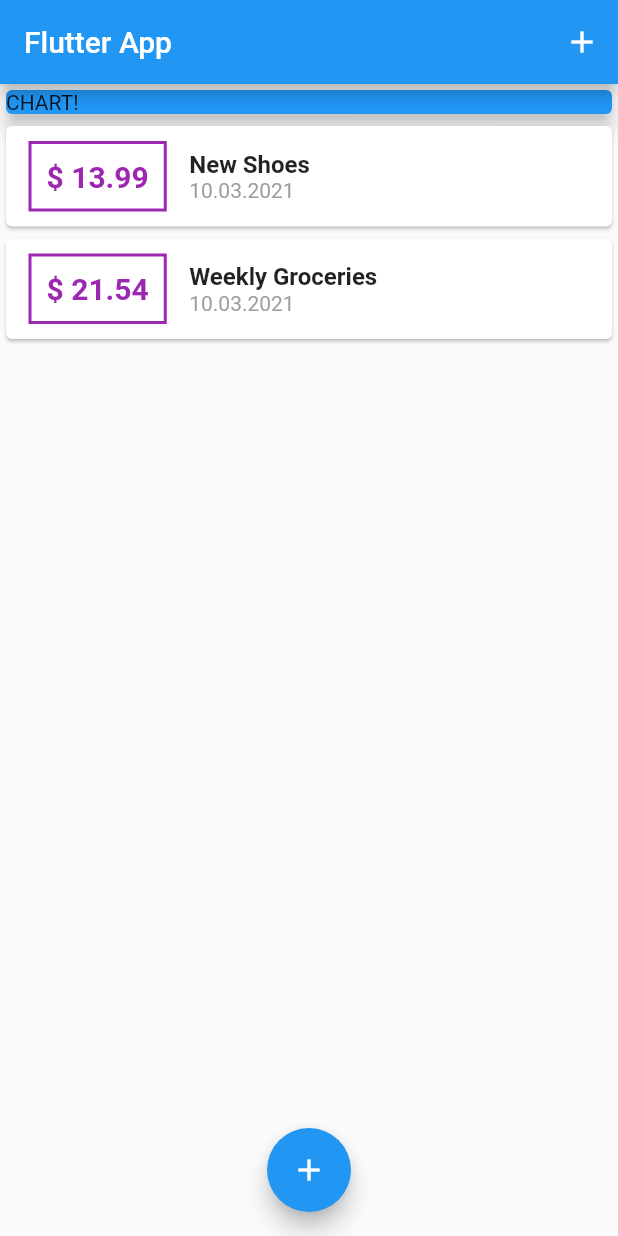
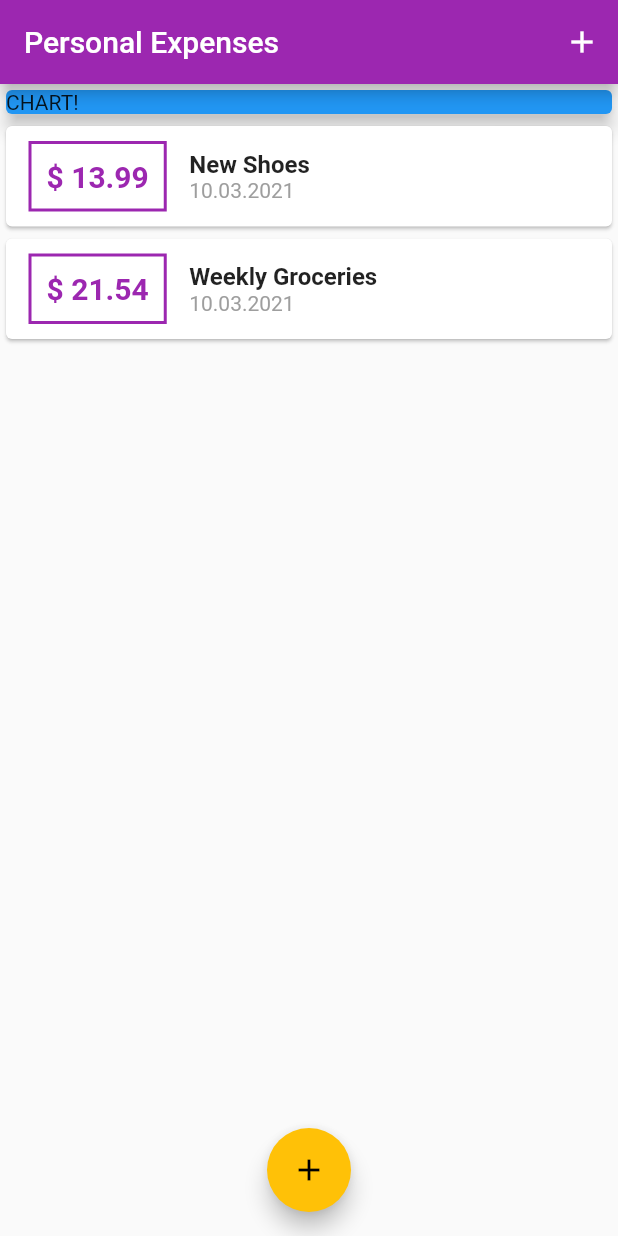
Before and after one commit to JosipRadnik/ExpensePlanner, a Flutter app: the screen it shows after launch, on a phone screen of 412 x 824 dp. Run offline on Flutter 3.47's test engine with Material 2 defaults, Android fonts, the phone set to English and light mode, and no system bars.

Commit message:
ExpensePlanner: Theming - commit #25

```diff
--- a/lib/main.dart
+++ b/lib/main.dart
@@ -12,7 +12,11 @@ class MyApp extends StatelessWidget {
   @override
   Widget build(BuildContext context) {
     return MaterialApp(
-      title: 'Flutter Demo',
+      theme: ThemeData(
+        primarySwatch: Colors.purple,
+        accentColor: Colors.amber,
+      ),
+      title: 'Personal Expenses',
       home: MyHomePage(),
     );
   }
@@ -71,7 +75,7 @@ class _MyHomePageState extends State<MyHomePage> {
   @override
   Widget build(BuildContext context) {
     return Scaffold(
-      appBar: AppBar(title: Text('Flutter App'), actions: <Widget>[
+      appBar: AppBar(title: Text('Personal Expenses'), actions: <Widget>[
         IconButton(
           icon: Icon(Icons.add),
           onPressed: () => _startAddNewTransaction(context),
--- a/lib/widgets/transaction_list.dart
+++ b/lib/widgets/transaction_list.dart
@@ -24,7 +24,7 @@ class TransactionList extends StatelessWidget {
                   ),
                   decoration: BoxDecoration(
                     border: Border.all(
-                      color: Colors.purple,
+                      color: Theme.of(context).primaryColor,
                       width: 2,
                     ),
                   ),
@@ -34,7 +34,7 @@ class TransactionList extends StatelessWidget {
                     style: TextStyle(
                       fontWeight: FontWeight.bold,
                       fontSize: 20,
-                      color: Colors.purple,
+                      color: Theme.of(context).primaryColor,
                     ),
                   ),
                 ),
```
